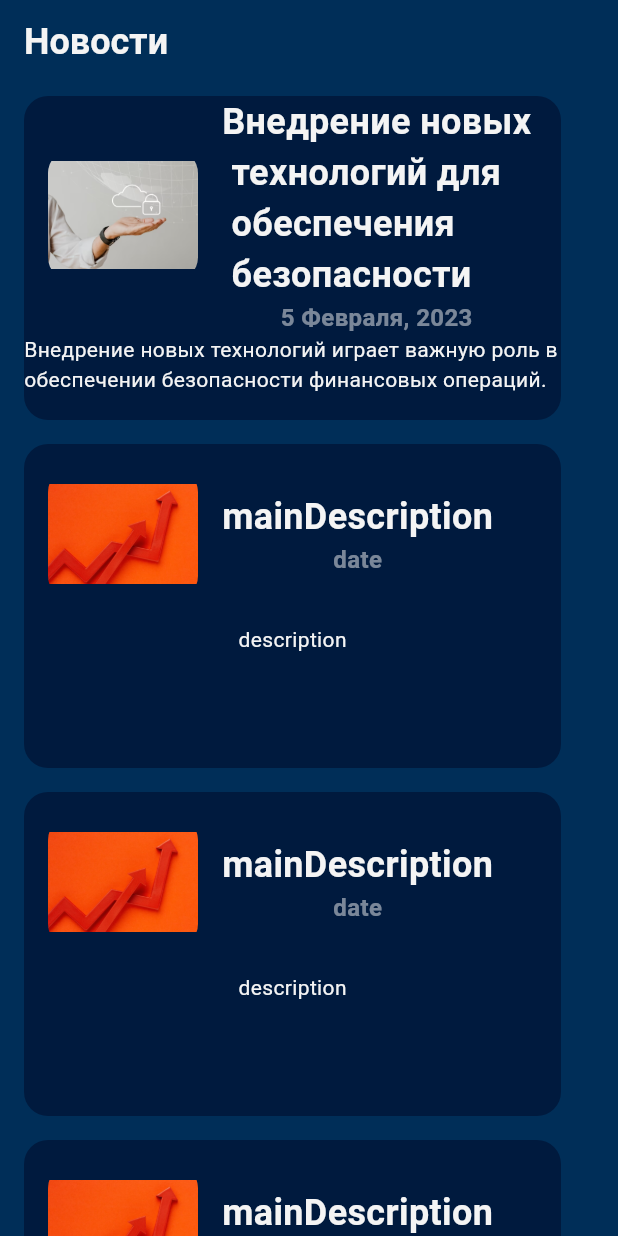
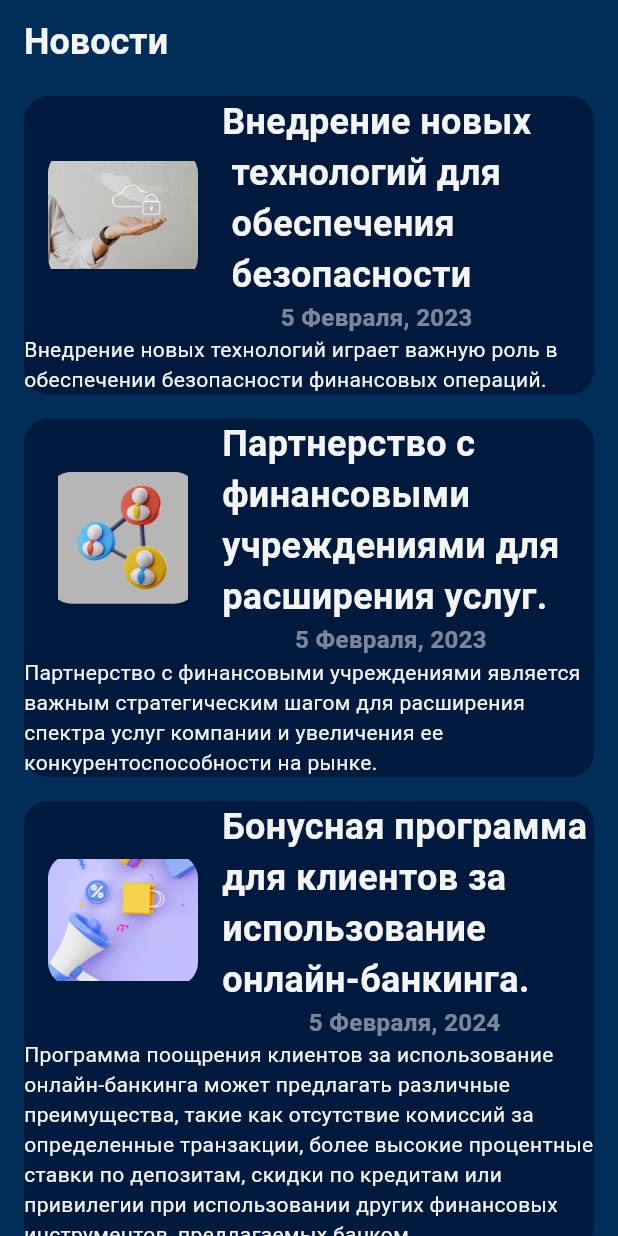
Before and after one commit to KuZa67877/finance_app, a Flutter app: the NewsScreen screen opened directly, on a phone screen of 412 x 824 dp. Run offline on Flutter 3.47's test engine with Material 3 defaults, Android fonts, the phone set to English and light mode, and no system bars; our stand-ins replace flutter_svg, group_button, shared_preferences; missing offline and left inert: animated_button_bar; accounts and stored records are empty.

Commit message:
little update of income and expenses logic

```diff
--- a/lib/app/info.dart
+++ b/lib/app/info.dart
@@ -52,6 +52,6 @@ class Money {
   static int getTotalSum() {
     int incomeSum = income.fold(0, (sum, expense) => sum + expense.sum);
     int expensesSum = expenses.fold(0, (sum, expense) => sum + expense.sum);
-    return incomeSum + expensesSum;
+    return incomeSum - expensesSum;
   }
 }
--- a/lib/app/navigation_bar.dart
+++ b/lib/app/navigation_bar.dart
@@ -1,5 +1,5 @@
 import 'package:finance_app/res/colors.dart';
-import 'package:finance_app/app/main_screen.dart';
+import 'package:finance_app/features/main_screen.dart';
 import 'package:finance_app/features/news_screen.dart';
 import 'package:finance_app/features/settings.dart';
 import 'package:finance_app/features/start_screen_widget.dart';
--- a/lib/core/news/little_news_widget.dart
+++ b/lib/core/news/little_news_widget.dart
@@ -1,4 +1,6 @@
+import 'package:finance_app/core/news/big_news_widget.dart';
 import 'package:finance_app/res/colors.dart';
+import 'package:finance_app/res/strings.dart';
 import 'package:finance_app/res/theme.dart';
 import 'package:flutter/material.dart';
 
@@ -7,12 +9,14 @@ class LittleNews extends StatefulWidget {
   final String mainDescription;
   final String description;
   final String date;
+  final String longDescription;
   const LittleNews(
       {super.key,
       required this.img,
       required this.mainDescription,
       required this.description,
-      required this.date});
+      required this.date,
+      required this.longDescription});
 
   @override
   State<LittleNews> createState() => _LittleNewsState();
@@ -25,10 +29,22 @@ class _LittleNewsState extends State<LittleNews> {
     return Padding(
       padding: const EdgeInsets.symmetric(horizontal: 16, vertical: 8),
       child: InkWell(
-        onTap: () {},
+        onTap: () {
+          Navigator.push(
+            context,
+            MaterialPageRoute(
+              builder: (context) => BigNews(
+                img: widget.img,
+                mainDescription: widget.mainDescription,
+                description: widget
+                    .longDescription, // Пример использования текста из AppStrings
+                date: widget.date,
+              ),
+            ),
+          );
+        },
         child: Container(
-          width: 358,
-          height: 216,
+          // Удаление фиксированного размера для динамического изменения размера
           decoration: BoxDecoration(
               borderRadius: BorderRadius.circular(16),
               color: AppColors.darkBlue),
@@ -63,11 +79,14 @@ class _LittleNewsState extends State<LittleNews> {
                   ),
                 ],
               ),
-              Text(widget.description,
-                  style: TextStyle(
-                    color: AppColors.grey,
-                    fontWeight: FontWeight.w400,
-                  ))
+              // Использование SingleChildScrollView для добавления прокрутки
+              SingleChildScrollView(
+                child: Text(widget.description,
+                    style: TextStyle(
+                      color: AppColors.grey,
+                      fontWeight: FontWeight.w400,
+                    )),
+              )
             ],
           ),
         ),
--- a/lib/features/news_screen.dart
+++ b/lib/features/news_screen.dart
@@ -15,6 +15,7 @@ class _NewsScreenState extends State<NewsScreen> {
   final theme = getTheme().textTheme;
   List<Widget> widgets = const [
     LittleNews(
+        longDescription: AppStrings.firstText,
         img: Image(
           image: AssetImage("assets/image_7.png"),
         ),
@@ -24,20 +25,44 @@ class _NewsScreenState extends State<NewsScreen> {
             "Внедрение новых технологий играет важную роль в обеспечении безопасности финансовых операций.",
         date: "5 Февраля, 2023"),
     LittleNews(
-        img: Image(image: AssetImage("assets/image_2.png")),
-        mainDescription: "mainDescription",
-        description: "description",
-        date: "date"),
+        longDescription: AppStrings.secondText,
+        img: Image(image: AssetImage("assets/image_3.png")),
+        mainDescription:
+            "Партнерство с\nфинансовыми\nучреждениями для\nрасширения услуг.",
+        description:
+            "Партнерство с финансовыми учреждениями является важным стратегическим шагом для расширения спектра услуг компании и увеличения ее конкурентоспособности на рынке.",
+        date: "5 Февраля, 2023"),
     LittleNews(
-        img: Image(image: AssetImage("assets/image_2.png")),
-        mainDescription: "mainDescription",
-        description: "description",
-        date: "date"),
+        longDescription: AppStrings.thirdText,
+        img: Image(image: AssetImage("assets/image_5.png")),
+        mainDescription:
+            "Бонусная программа\nдля клиентов за\nиспользование\nонлайн-банкинга.",
+        description:
+            "Программа поощрения клиентов за использование онлайн-банкинга может предлагать различные преимущества, такие как отсутствие комиссий за определенные транзакции, более высокие процентные ставки по депозитам, скидки по кредитам или привилегии при использовании других финансовых инструментов, предлагаемых банком.",
+        date: "5 Февраля, 2024"),
     LittleNews(
-        img: Image(image: AssetImage("assets/image_2.png")),
-        mainDescription: "mainDescription",
-        description: "description",
-        date: "date"),
+        longDescription: AppStrings.fouthText,
+        img: Image(image: AssetImage("assets/image_4.png")),
+        mainDescription: "Осуществление\nопераций с\nкриптовалютой.",
+        description:
+            "Внедрение операций с криптовалютой – это процесс интеграции возможности проведения финансовых операций с использованием криптовалюты в различные аспекты бизнеса и повседневной жизни.",
+        date: "5 Февраля, 2024"),
+    LittleNews(
+        longDescription: AppStrings.fiveText,
+        img: Image(image: AssetImage("assets/image_5.png")),
+        mainDescription:
+            "Бонусная программа\nдля клиентов за\nиспользование\nонлайн-банкинга.",
+        description:
+            "Программа поощрения клиентов за использование онлайн-банкинга может предлагать различные преимущества, такие как отсутствие комиссий за определенные транзакции, более высокие процентные ставки по депозитам, скидки по кредитам или привилегии при использовании других финансовых инструментов, предлагаемых банком.",
+        date: "5 Февраля, 2024"),
+    LittleNews(
+        longDescription: AppStrings.sixText,
+        img: Image(image: AssetImage("assets/image_6.png")),
+        mainDescription:
+            "Внедрение новых\nкредитных\nпродуктов для\nпредпринимателей.",
+        description:
+            "Внедрение новых кредитных продуктов для предпринимателей – стратегически важное решение для финансового учреждения, направленное на удовлетворение потребностей предпринимателей и стимулирование роста бизнеса.",
+        date: "5 Февраля, 2024"),
   ];
   @override
   Widget build(BuildContext context) {
```
Also changed, not shown: lib/core/buttons/split_buttons.dart (+11 -2 lines), lib/features/main_screen.dart (added, +128 -0 lines).
